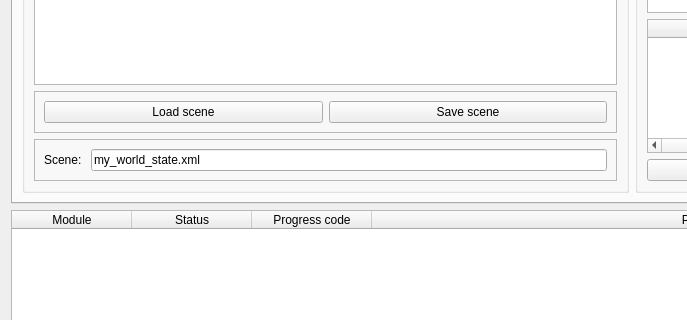
Above: skiros2_gui/src/skiros2_gui/core/skiros_gui.ui from RobotLabLTH/skiros2 before the change; both pictures show x 0 to 687 and y 331 to 651 of the 1113 by 761 pixel window. Below: the same form after it.
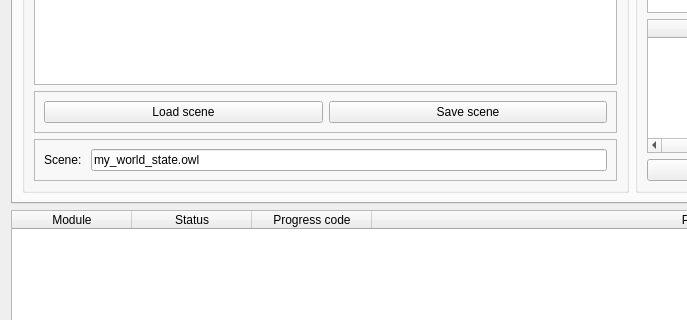
That is the form after the change.

Commit message: Setting name of the scene on the GUI according to init_scene parameter

```diff
--- a/skiros2_gui/src/skiros2_gui/core/skiros_gui.ui
+++ b/skiros2_gui/src/skiros2_gui/core/skiros_gui.ui
@@ -467,7 +467,7 @@
              <item>
               <widget class="QLineEdit" name="scene_file_lineEdit">
                <property name="text">
-                <string>my_world_state.xml</string>
+                <string>my_world_state.owl</string>
                </property>
               </widget>
              </item>
```
Left out of the diff: 2 changed lines with no effect on the pictures. The commit also changes 2 other files.
